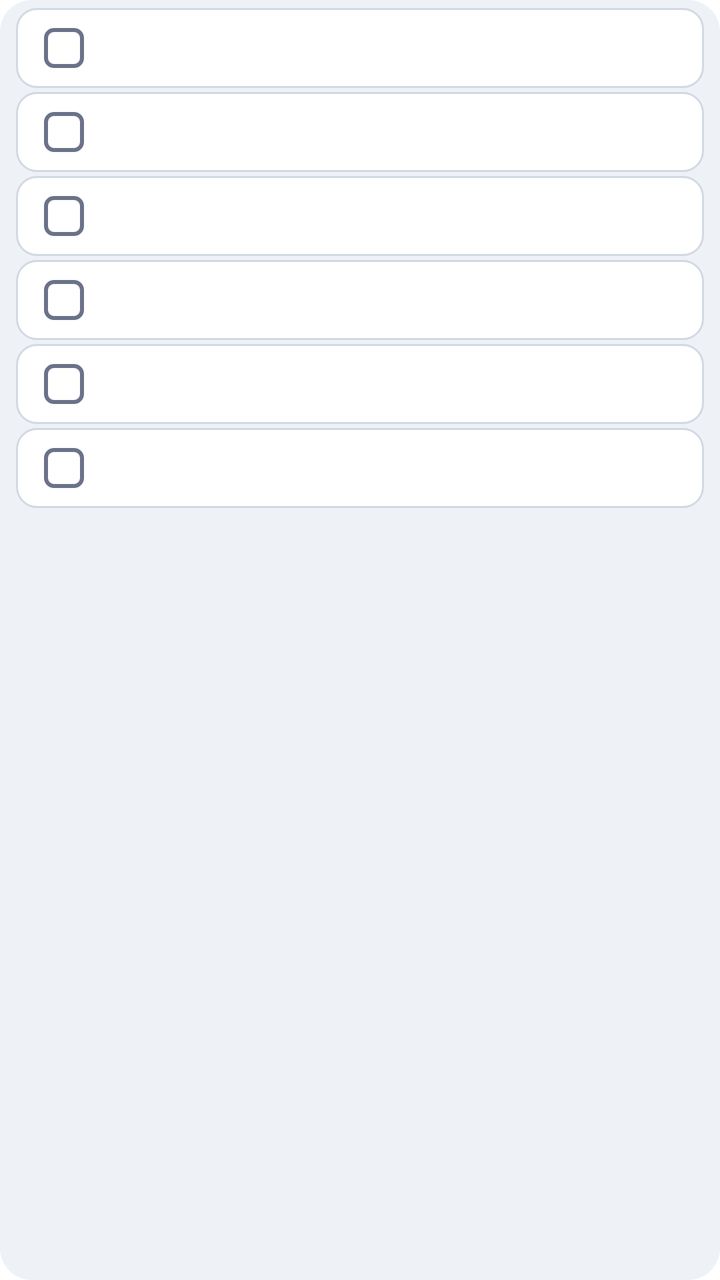
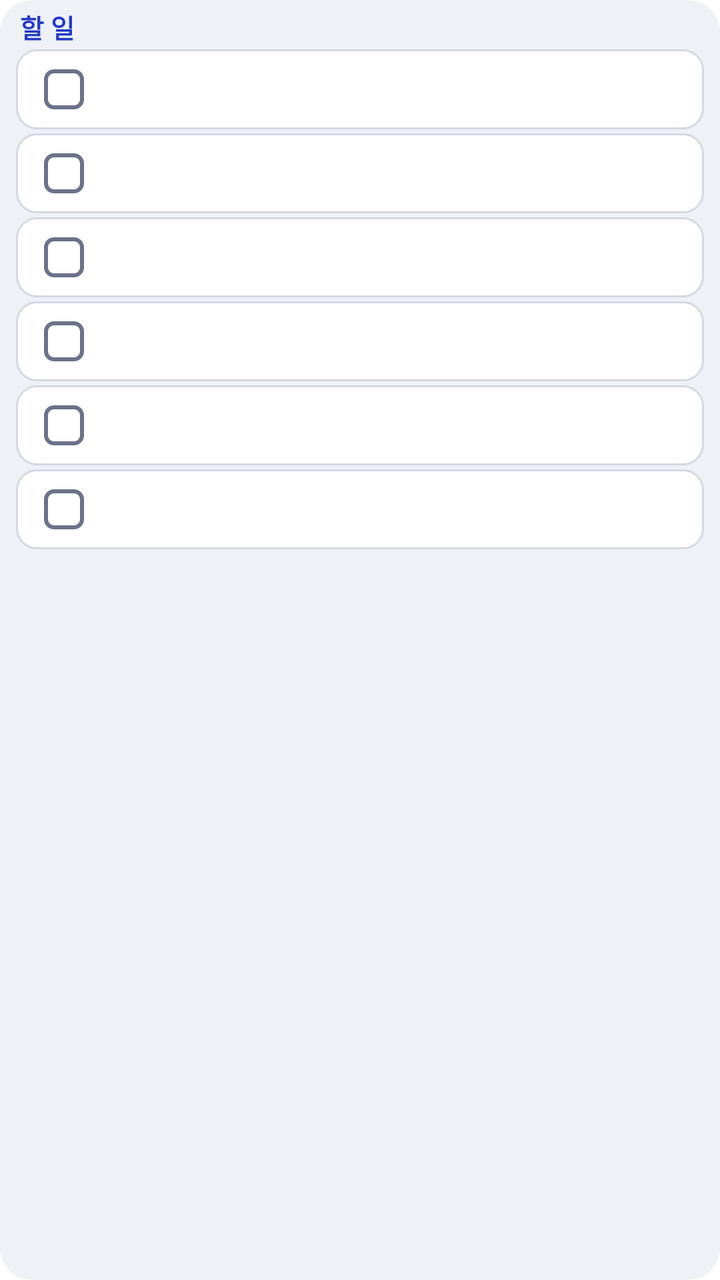

Screens rendered from an Android XML layout before and after an edit, with the pre-edit source and the edit as a unified diff.
<!-- AndroidManifest.xml: fallback theme Theme.MaterialComponents.DayNight.NoActionBar -->
<!-- res/layout/todo_widget.xml -->
<?xml version="1.0" encoding="utf-8"?>
<LinearLayout xmlns:android="http://schemas.android.com/apk/res/android"
    android:id="@+id/widget_root"
    android:layout_width="match_parent"
    android:layout_height="match_parent"
    android:background="@drawable/widget_frame"
    android:orientation="vertical"
    android:paddingLeft="8dp"
    android:paddingRight="8dp"
    android:paddingTop="4dp"
    android:paddingBottom="4dp">

    <FrameLayout
        android:layout_width="match_parent"
        android:layout_height="0dp"
        android:layout_weight="1">

        <LinearLayout
            android:id="@+id/widget_rows"
            android:layout_width="match_parent"
            android:layout_height="wrap_content"
            android:orientation="vertical">

            <LinearLayout
                android:id="@+id/widget_row_0"
                android:layout_width="match_parent"
                android:layout_height="wrap_content"
                android:layout_marginBottom="2dp"
                android:background="@drawable/widget_row"
                android:gravity="center_vertical"
                android:minHeight="40dp"
                android:orientation="horizontal"
                android:paddingRight="8dp">

                
                <ImageView
                    android:id="@+id/widget_check_0"
                    android:layout_width="48dp"
                    android:layout_height="40dp"
                    android:contentDescription="@null"
                    android:paddingLeft="14dp"
                    android:paddingRight="14dp"
                    android:paddingTop="10dp"
                    android:paddingBottom="10dp"
                    android:src="@drawable/widget_check" />

                
                <TextView
                    android:id="@+id/widget_pending_0"
                    android:layout_width="wrap_content"
                    android:layout_height="wrap_content"
                    android:gravity="center"
                    android:maxLines="1"
                    android:minWidth="48dp"
                    android:textColor="@color/widget_ink_muted"
                    android:textSize="12sp"
                    android:visibility="gone" />

                
                <LinearLayout
                    android:id="@+id/widget_text_0"
                    android:layout_width="0dp"
                    android:layout_height="wrap_content"
                    android:layout_weight="1"
                    android:gravity="center_vertical"
                    android:orientation="vertical">

                    <TextView
                        android:id="@+id/widget_title_0"
                        android:layout_width="match_parent"
                        android:layout_height="wrap_content"
                        android:ellipsize="end"
                        android:maxLines="1"
                        android:textColor="@color/widget_ink"
                        android:textSize="14sp" />

                    
                    <TextView
                        android:id="@+id/widget_due_0"
                        android:layout_width="match_parent"
                        android:layout_height="wrap_content"
                        android:ellipsize="end"
                        android:includeFontPadding="false"
                        android:maxLines="1"
                        android:textColor="@color/widget_ink_muted"
                        android:textSize="11sp"
                        android:visibility="gone" />
                </LinearLayout>
            </LinearLayout>

            <LinearLayout
                android:id="@+id/widget_row_1"
                android:layout_width="match_parent"
                android:layout_height="wrap_content"
                android:layout_marginBottom="2dp"
                android:background="@drawable/widget_row"
                android:gravity="center_vertical"
                android:minHeight="40dp"
                android:orientation="horizontal"
                android:paddingRight="8dp">

                
                <ImageView
                    android:id="@+id/widget_check_1"
                    android:layout_width="48dp"
                    android:layout_height="40dp"
                    android:contentDescription="@null"
                    android:paddingLeft="14dp"
                    android:paddingRight="14dp"
                    android:paddingTop="10dp"
                    android:paddingBottom="10dp"
                    android:src="@drawable/widget_check" />

                
                <TextView
                    android:id="@+id/widget_pending_1"
                    android:layout_width="wrap_content"
                    android:layout_height="wrap_content"
                    android:gravity="center"
                    android:maxLines="1"
                    android:minWidth="48dp"
                    android:textColor="@color/widget_ink_muted"
                    android:textSize="12sp"
                    android:visibility="gone" />

                
                <LinearLayout
                    android:id="@+id/widget_text_1"
                    android:layout_width="0dp"
                    android:layout_height="wrap_content"
                    android:layout_weight="1"
                    android:gravity="center_vertical"
                    android:orientation="vertical">

                    <TextView
                        android:id="@+id/widget_title_1"
                        android:layout_width="match_parent"
                        android:layout_height="wrap_content"
                        android:ellipsize="end"
                        android:maxLines="1"
                        android:textColor="@color/widget_ink"
                        android:textSize="14sp" />

                    
                    <TextView
                        android:id="@+id/widget_due_1"
                        android:layout_width="match_parent"
                        android:layout_height="wrap_content"
                        android:ellipsize="end"
                        android:includeFontPadding="false"
                        android:maxLines="1"
                        android:textColor="@color/widget_ink_muted"
                        android:textSize="11sp"
                        android:visibility="gone" />
                </LinearLayout>
            </LinearLayout>

            <LinearLayout
                android:id="@+id/widget_row_2"
                android:layout_width="match_parent"
                android:layout_height="wrap_content"
                android:layout_marginBottom="2dp"
                android:background="@drawable/widget_row"
                android:gravity="center_vertical"
                android:minHeight="40dp"
                android:orientation="horizontal"
                android:paddingRight="8dp">

                
                <ImageView
                    android:id="@+id/widget_check_2"
                    android:layout_width="48dp"
                    android:layout_height="40dp"
                    android:contentDescription="@null"
                    android:paddingLeft="14dp"
                    android:paddingRight="14dp"
                    android:paddingTop="10dp"
                    android:paddingBottom="10dp"
                    android:src="@drawable/widget_check" />

                
                <TextView
                    android:id="@+id/widget_pending_2"
                    android:layout_width="wrap_content"
                    android:layout_height="wrap_content"
                    android:gravity="center"
                    android:maxLines="1"
                    android:minWidth="48dp"
                    android:textColor="@color/widget_ink_muted"
                    android:textSize="12sp"
                    android:visibility="gone" />

                
                <LinearLayout
                    android:id="@+id/widget_text_2"
                    android:layout_width="0dp"
                    android:layout_height="wrap_content"
                    android:layout_weight="1"
                    android:gravity="center_vertical"
                    android:orientation="vertical">

                    <TextView
                        android:id="@+id/widget_title_2"
                        android:layout_width="match_parent"
                        android:layout_height="wrap_content"
                        android:ellipsize="end"
                        android:maxLines="1"
                        android:textColor="@color/widget_ink"
                        android:textSize="14sp" />

                    
                    <TextView
                        android:id="@+id/widget_due_2"
                        android:layout_width="match_parent"
                        android:layout_height="wrap_content"
                        android:ellipsize="end"
                        android:includeFontPadding="false"
                        android:maxLines="1"
                        android:textColor="@color/widget_ink_muted"
                        android:textSize="11sp"
                        android:visibility="gone" />
                </LinearLayout>
            </LinearLayout>

            <LinearLayout
                android:id="@+id/widget_row_3"
                android:layout_width="match_parent"
                android:layout_height="wrap_content"
                android:layout_marginBottom="2dp"
                android:background="@drawable/widget_row"
                android:gravity="center_vertical"
                android:minHeight="40dp"
                android:orientation="horizontal"
                android:paddingRight="8dp">

                
                <ImageView
                    android:id="@+id/widget_check_3"
                    android:layout_width="48dp"
                    android:layout_height="40dp"
                    android:contentDescription="@null"
                    android:paddingLeft="14dp"
                    android:paddingRight="14dp"
                    android:paddingTop="10dp"
                    android:paddingBottom="10dp"
                    android:src="@drawable/widget_check" />

                
                <TextView
                    android:id="@+id/widget_pending_3"
                    android:layout_width="wrap_content"
                    android:layout_height="wrap_content"
                    android:gravity="center"
                    android:maxLines="1"
                    android:minWidth="48dp"
                    android:textColor="@color/widget_ink_muted"
                    android:textSize="12sp"
                    android:visibility="gone" />

                
                <LinearLayout
                    android:id="@+id/widget_text_3"
                    android:layout_width="0dp"
                    android:layout_height="wrap_content"
                    android:layout_weight="1"
                    android:gravity="center_vertical"
                    android:orientation="vertical">

                    <TextView
                        android:id="@+id/widget_title_3"
                        android:layout_width="match_parent"
                        android:layout_height="wrap_content"
                        android:ellipsize="end"
                        android:maxLines="1"
                        android:textColor="@color/widget_ink"
                        android:textSize="14sp" />

                    
                    <TextView
                        android:id="@+id/widget_due_3"
                        android:layout_width="match_parent"
                        android:layout_height="wrap_content"
                        android:ellipsize="end"
                        android:includeFontPadding="false"
                        android:maxLines="1"
                        android:textColor="@color/widget_ink_muted"
                        android:textSize="11sp"
                        android:visibility="gone" />
                </LinearLayout>
            </LinearLayout>

            <LinearLayout
                android:id="@+id/widget_row_4"
                android:layout_width="match_parent"
                android:layout_height="wrap_content"
                android:layout_marginBottom="2dp"
                android:background="@drawable/widget_row"
                android:gravity="center_vertical"
                android:minHeight="40dp"
                android:orientation="horizontal"
                android:paddingRight="8dp">

                
                <ImageView
                    android:id="@+id/widget_check_4"
                    android:layout_width="48dp"
                    android:layout_height="40dp"
                    android:contentDescription="@null"
                    android:paddingLeft="14dp"
                    android:paddingRight="14dp"
                    android:paddingTop="10dp"
                    android:paddingBottom="10dp"
                    android:src="@drawable/widget_check" />

                
                <TextView
                    android:id="@+id/widget_pending_4"
                    android:layout_width="wrap_content"
                    android:layout_height="wrap_content"
                    android:gravity="center"
                    android:maxLines="1"
                    android:minWidth="48dp"
                    android:textColor="@color/widget_ink_muted"
                    android:textSize="12sp"
                    android:visibility="gone" />

                
                <LinearLayout
                    android:id="@+id/widget_text_4"
                    android:layout_width="0dp"
                    android:layout_height="wrap_content"
                    android:layout_weight="1"
                    android:gravity="center_vertical"
                    android:orientation="vertical">

                    <TextView
                        android:id="@+id/widget_title_4"
                        android:layout_width="match_parent"
                        android:layout_height="wrap_content"
                        android:ellipsize="end"
                        android:maxLines="1"
                        android:textColor="@color/widget_ink"
                        android:textSize="14sp" />

                    
                    <TextView
                        android:id="@+id/widget_due_4"
                        android:layout_width="match_parent"
                        android:layout_height="wrap_content"
                        android:ellipsize="end"
                        android:includeFontPadding="false"
                        android:maxLines="1"
                        android:textColor="@color/widget_ink_muted"
                        android:textSize="11sp"
                        android:visibility="gone" />
                </LinearLayout>
            </LinearLayout>

            <LinearLayout
                android:id="@+id/widget_row_5"
                android:layout_width="match_parent"
                android:layout_height="wrap_content"
                android:layout_marginBottom="2dp"
                android:background="@drawable/widget_row"
                android:gravity="center_vertical"
                android:minHeight="40dp"
                android:orientation="horizontal"
                android:paddingRight="8dp">

                
                <ImageView
                    android:id="@+id/widget_check_5"
                    android:layout_width="48dp"
                    android:layout_height="40dp"
                    android:contentDescription="@null"
                    android:paddingLeft="14dp"
                    android:paddingRight="14dp"
                    android:paddingTop="10dp"
                    android:paddingBottom="10dp"
                    android:src="@drawable/widget_check" />

                
                <TextView
                    android:id="@+id/widget_pending_5"
                    android:layout_width="wrap_content"
                    android:layout_height="wrap_content"
                    android:gravity="center"
                    android:maxLines="1"
                    android:minWidth="48dp"
                    android:textColor="@color/widget_ink_muted"
                    android:textSize="12sp"
                    android:visibility="gone" />

                
                <LinearLayout
                    android:id="@+id/widget_text_5"
                    android:layout_width="0dp"
                    android:layout_height="wrap_content"
                    android:layout_weight="1"
                    android:gravity="center_vertical"
                    android:orientation="vertical">

                    <TextView
                        android:id="@+id/widget_title_5"
                        android:layout_width="match_parent"
                        android:layout_height="wrap_content"
                        android:ellipsize="end"
                        android:maxLines="1"
                        android:textColor="@color/widget_ink"
                        android:textSize="14sp" />

                    
                    <TextView
                        android:id="@+id/widget_due_5"
                        android:layout_width="match_parent"
                        android:layout_height="wrap_content"
                        android:ellipsize="end"
                        android:includeFontPadding="false"
                        android:maxLines="1"
                        android:textColor="@color/widget_ink_muted"
                        android:textSize="11sp"
                        android:visibility="gone" />
                </LinearLayout>
            </LinearLayout>

            
            <TextView
                android:id="@+id/widget_more"
                android:layout_width="match_parent"
                android:layout_height="wrap_content"
                android:paddingStart="2dp"
                android:paddingTop="2dp"
                android:textColor="@color/widget_ink_muted"
                android:textSize="12sp"
                android:visibility="gone" />
        </LinearLayout>

        
        <TextView
            android:id="@+id/widget_center"
            android:layout_width="match_parent"
            android:layout_height="match_parent"
            android:gravity="center"
            android:textColor="@color/widget_ink_muted"
            android:textSize="12sp"
            android:visibility="gone" />
    </FrameLayout>

    
    <TextView
        android:id="@+id/widget_note"
        android:layout_width="match_parent"
        android:layout_height="wrap_content"
        android:ellipsize="end"
        android:includeFontPadding="false"
        android:maxLines="1"
        android:paddingStart="2dp"
        android:paddingTop="2dp"
        android:textColor="@color/widget_ink_muted"
        android:textSize="12sp"
        android:visibility="gone" />
</LinearLayout>
<!-- resources referenced by this layout -->
<resources>
  <color name="widget_ink">#FF1B2033</color>
  <color name="widget_ink_muted">#FF4A5168</color>
  <!-- drawable widget_check (drawable) -->
  <?xml version="1.0" encoding="utf-8"?>
  <shape xmlns:android="http://schemas.android.com/apk/res/android" android:shape="rectangle">
      <solid android:color="@color/widget_surface" />
      <stroke android:width="2dp" android:color="@color/widget_outline" />
      <corners android:radius="4dp" />
  </shape>
  <!-- drawable widget_frame (drawable) -->
  <?xml version="1.0" encoding="utf-8"?>
  <shape xmlns:android="http://schemas.android.com/apk/res/android" android:shape="rectangle">
      <solid android:color="@color/widget_background" />
      <corners android:radius="16dp" />
  </shape>
  <!-- drawable widget_row (drawable) -->
  <?xml version="1.0" encoding="utf-8"?>
  <shape xmlns:android="http://schemas.android.com/apk/res/android" android:shape="rectangle">
      <solid android:color="@color/widget_surface" />
      <stroke android:width="1dp" android:color="@color/widget_line" />
      <corners android:radius="10dp" />
  </shape>
  <color name="widget_surface">#FFFFFFFF</color>
  <color name="widget_outline">#FF6B7289</color>
  <color name="widget_background">#FFEEF1F6</color>
  <color name="widget_line">#FFD3D9E3</color>
</resources>

<!-- the commit's change to res/layout/todo_widget.xml (unified diff, before → after) -->
@@ -8,7 +8,46 @@
     android:paddingLeft="8dp"
     android:paddingRight="8dp"
     android:paddingTop="4dp"
-    android:paddingBottom="4dp">
+    android:paddingBottom="2dp">
+
+    
+    <LinearLayout
+        android:id="@+id/widget_header_row"
+        android:layout_width="match_parent"
+        android:layout_height="wrap_content"
+        android:gravity="center_vertical"
+        android:orientation="horizontal"
+        android:paddingBottom="2dp">
+
+        
+        <TextView
+            android:id="@+id/widget_header"
+            android:layout_width="wrap_content"
+            android:layout_height="wrap_content"
+            android:includeFontPadding="false"
+            android:maxLines="1"
+            android:paddingStart="2dp"
+            android:text="@string/todo_widget_header"
+            android:textColor="@color/widget_primary_deep"
+            android:textSize="13sp"
+            android:textStyle="bold" />
+
+        
+        <TextView
+            android:id="@+id/widget_note"
+            android:layout_width="0dp"
+            android:layout_height="wrap_content"
+            android:layout_weight="1"
+            android:ellipsize="end"
+            android:gravity="end"
+            android:includeFontPadding="false"
+            android:maxLines="1"
+            android:paddingStart="6dp"
+            android:paddingEnd="2dp"
+            android:textColor="@color/widget_ink_muted"
+            android:textSize="11sp"
+            android:visibility="gone" />
+    </LinearLayout>
 
     <FrameLayout
         android:layout_width="match_parent"
@@ -445,18 +484,5 @@
             android:textSize="12sp"
             android:visibility="gone" />
     </FrameLayout>
-
     
-    <TextView
-        android:id="@+id/widget_note"
-        android:layout_width="match_parent"
-        android:layout_height="wrap_content"
-        android:ellipsize="end"
-        android:includeFontPadding="false"
-        android:maxLines="1"
-        android:paddingStart="2dp"
-        android:paddingTop="2dp"
-        android:textColor="@color/widget_ink_muted"
-        android:textSize="12sp"
-        android:visibility="gone" />
 </LinearLayout>
<!-- resource entries referenced after the edit -->
@@ -2,6 +2,7 @@
 <resources>
   <color name="widget_ink">#FF1B2033</color>
   <color name="widget_ink_muted">#FF4A5168</color>
+  <color name="widget_primary_deep">#FF2238C8</color>
   <!-- drawable widget_check (drawable) -->
   <?xml version="1.0" encoding="utf-8"?>
   <shape xmlns:android="http://schemas.android.com/apk/res/android" android:shape="rectangle">
@@ -22,6 +23,7 @@
       <stroke android:width="1dp" android:color="@color/widget_line" />
       <corners android:radius="10dp" />
   </shape>
+  <string name="todo_widget_header">할 일</string>
   <color name="widget_surface">#FFFFFFFF</color>
   <color name="widget_outline">#FF6B7289</color>
   <color name="widget_background">#FFEEF1F6</color>
